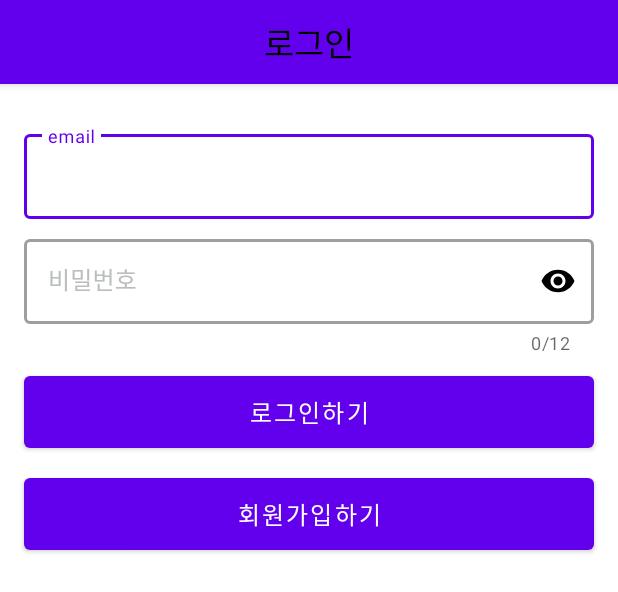
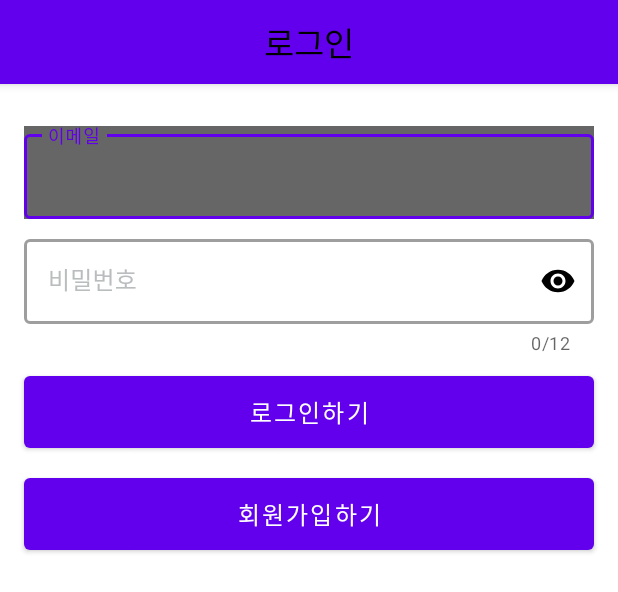
Before and after one commit to dmswjd4117/Delivery_app, an Android app: the layout activity_login.xml on its own in the app's theme, with its tools: preview values and no code run, on a phone screen of 412 x 824 dp. Shown: the top 592 px of the screen. Run offline under Robolectric (Android 15) with nearby library versions, the phone set to English and light mode, and no system bars.

Commit message:
feat: 로그인 구현

```diff
--- a/app/src/main/res/layout/activity_login.xml
+++ b/app/src/main/res/layout/activity_login.xml
@@ -14,8 +14,6 @@
         <RelativeLayout
             android:layout_width="match_parent"
             android:layout_height="match_parent">
-
-
 
             <TextView
                 android:layout_centerInParent="true"
@@ -37,6 +35,7 @@
 
         <com.google.android.material.textfield.TextInputLayout
             style="@style/Widget.MaterialComponents.TextInputLayout.OutlinedBox"
+            android:id="@+id/login_email"
             android:layout_width="match_parent"
             android:layout_height="wrap_content"
             android:layout_marginLeft="16dp"
@@ -44,13 +43,13 @@
             android:layout_marginTop="8dp"
             app:boxBackgroundMode="outline"
             android:textColorHint="#babdbe"
+            android:background="@color/material_on_background_emphasis_medium"
             >
 
             <com.google.android.material.textfield.TextInputEditText
-                android:id="@+id/register_email"
                 android:layout_width="match_parent"
                 android:layout_height="wrap_content"
-                android:hint="email"
+                android:hint="이메일"
                 android:inputType="text"
                 android:maxLines="1"
                 android:textColor="#000000"
@@ -62,6 +61,7 @@
 
         <com.google.android.material.textfield.TextInputLayout
             style="@style/Widget.MaterialComponents.TextInputLayout.OutlinedBox"
+            android:id="@+id/login_password"
             android:layout_width="match_parent"
             android:layout_height="wrap_content"
             android:layout_marginLeft="16dp"
@@ -79,7 +79,6 @@
             app:passwordToggleTint="#000000">
 
             <com.google.android.material.textfield.TextInputEditText
-                android:id="@+id/register_password"
                 android:layout_width="match_parent"
                 android:layout_height="wrap_content"
                 android:hint="비밀번호"
@@ -94,6 +93,7 @@
 
 
         <Button
+            android:id="@+id/login_button"
             android:layout_width="match_parent"
             android:layout_height="60dp"
             android:textSize="16dp"
--- a/app/src/main/res/values-night/themes.xml
+++ /dev/null
@@ -1,16 +0,0 @@
-<resources xmlns:tools="http://schemas.android.com/tools">
-    <!-- Base application theme. -->
-    <style name="Theme.Delivery" parent="Theme.MaterialComponents.DayNight.DarkActionBar">
-        <!-- Primary brand color. -->
-        <item name="colorPrimary">@color/purple_200</item>
-        <item name="colorPrimaryVariant">@color/purple_700</item>
-        <item name="colorOnPrimary">@color/black</item>
-        <!-- Secondary brand color. -->
-        <item name="colorSecondary">@color/teal_200</item>
-        <item name="colorSecondaryVariant">@color/teal_200</item>
-        <item name="colorOnSecondary">@color/black</item>
-        <!-- Status bar color. -->
-        <item name="android:statusBarColor" tools:targetApi="l">?attr/colorPrimaryVariant</item>
-        <!-- Customize your theme here. -->
-    </style>
-</resources>
--- a/app/src/main/res/values/themes.xml
+++ /dev/null
@@ -1,25 +0,0 @@
-<resources xmlns:tools="http://schemas.android.com/tools">
-    <!-- Base application theme. -->
-    <style name="Theme.Delivery" parent="Theme.MaterialComponents.DayNight.DarkActionBar">
-        <!-- Primary brand color. -->
-        <item name="colorPrimary">@color/purple_500</item>
-        <item name="colorPrimaryVariant">@color/purple_700</item>
-        <item name="colorOnPrimary">@color/white</item>
-        <!-- Secondary brand color. -->
-        <item name="colorSecondary">@color/teal_200</item>
-        <item name="colorSecondaryVariant">@color/teal_700</item>
-        <item name="colorOnSecondary">@color/black</item>
-        <!-- Status bar color. -->
-        <item name="android:statusBarColor" tools:targetApi="l">?attr/colorPrimaryVariant</item>
-        <!-- Customize your theme here. -->
-    </style>
-
-    <style name="Theme.Delivery.NoActionBar">
-        <item name="windowActionBar">false</item>
-        <item name="windowNoTitle">true</item>
-    </style>
-
-    <style name="Theme.Delivery.AppBarOverlay" parent="ThemeOverlay.AppCompat.Dark.ActionBar" />
-
-    <style name="Theme.Delivery.PopupOverlay" parent="ThemeOverlay.AppCompat.Light" />
-</resources>
```
Also changed, not shown: app/src/main/AndroidManifest.xml (+11 -12 lines), app/src/main/java/com/android/delivery/FirstFragment.java (deleted, +0 -47 lines), app/src/main/java/com/android/delivery/MainActivity.java (deleted, +0 -52 lines), app/src/main/java/com/android/delivery/SecondFragment.java (deleted, +0 -47 lines), app/src/main/java/com/android/delivery/api/UserAPI.java (added, +15 -0 lines), app/src/main/java/com/android/delivery/model/user/LoginRequest.java (added, +12 -0 lines), app/src/main/java/com/android/delivery/view/user/LoginActivity.java (added, +84 -0 lines), app/src/main/res/layout/content_main.xml (deleted, +0 -21 lines), app/src/main/res/layout/fragment_first.xml (deleted, +0 -28 lines), app/src/main/res/layout/fragment_second.xml (deleted, +0 -27 lines), app/src/main/res/drawable/ic_search_egg.png (added).
